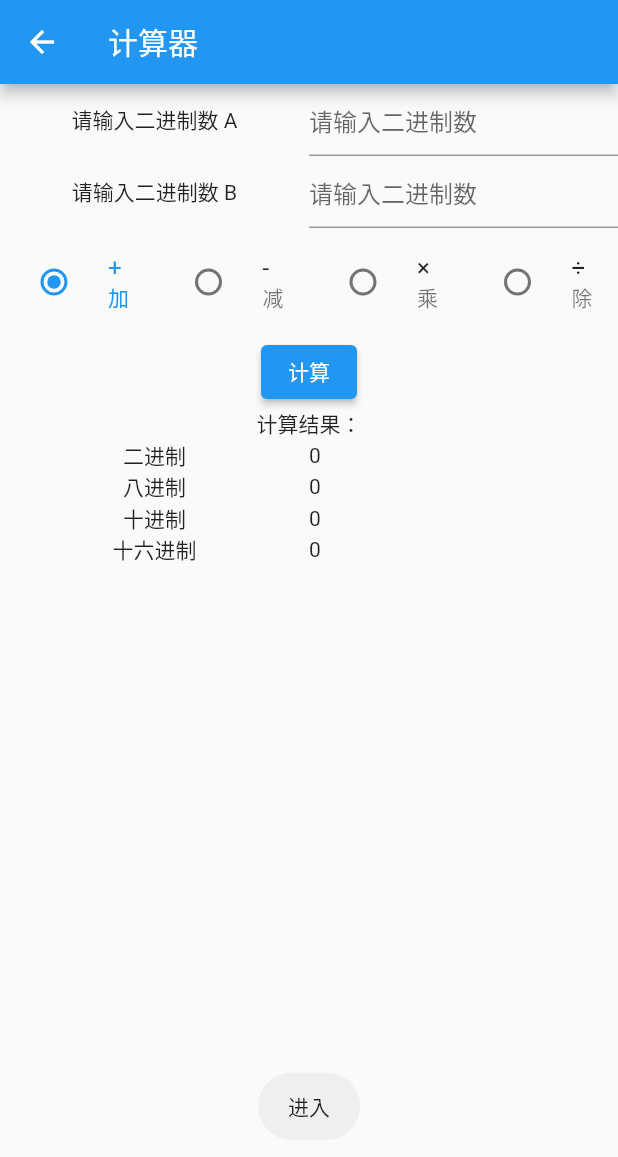
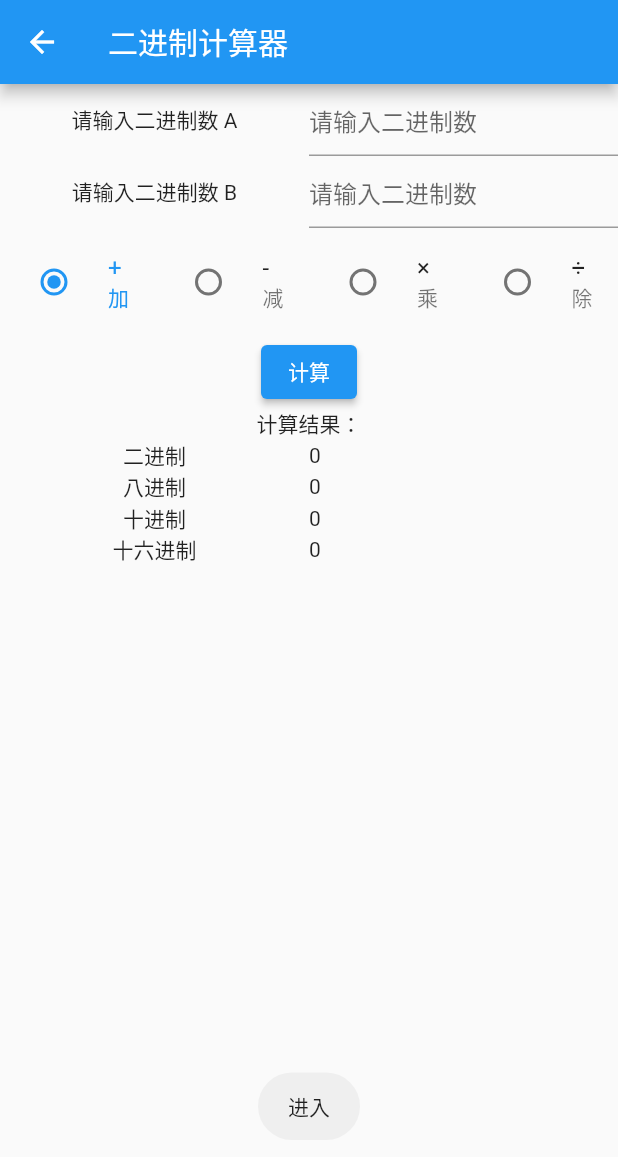
Before and after one commit to monkey1992/multifunction_calculator, a Flutter app: the screen it shows after launch, after a tap on "二进制计算器", on a phone screen of 412 x 824 dp. Shown: the top 1157 px of the screen. Run offline on Flutter 3.47's test engine with Material 2 defaults, Android fonts, the light colour scheme and no system bars; our stand-ins replace fluttertoast.

Commit message:
Calculator

```diff
--- a/lib/calculator.dart
+++ b/lib/calculator.dart
@@ -56,7 +56,7 @@ class _CalculatorState extends State<Calculator> {
   @override
   Widget build(BuildContext context) {
     return Scaffold(
-      appBar: AppBar(title: Text("计算器")),
+      appBar: AppBar(title: Text("$_typeName计算器")),
       body: Center(
           child: Column(
         children: [
--- a/lib/main.dart
+++ b/lib/main.dart
@@ -15,7 +15,7 @@ class MyApp extends StatelessWidget {
       theme: ThemeData(
         primarySwatch: Colors.blue,
       ),
-      home: MyHomePage(title: 'Multifunction Calculator Home Page'),
+      home: MyHomePage(title: '多功能计算器'),
     );
   }
 }
```
